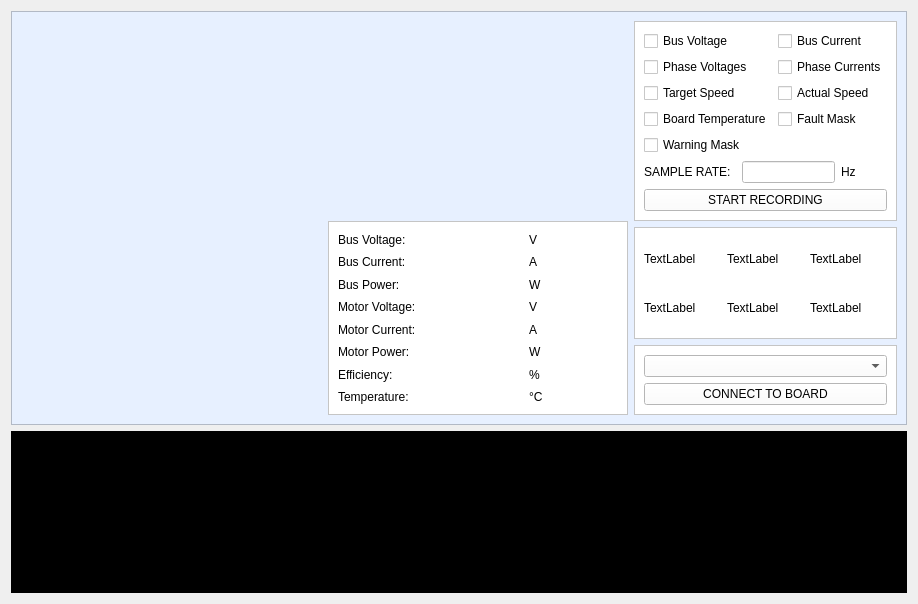
First picture: the form in ui/utility.ui, repository elysechess/pep-software-utility, before the edit.
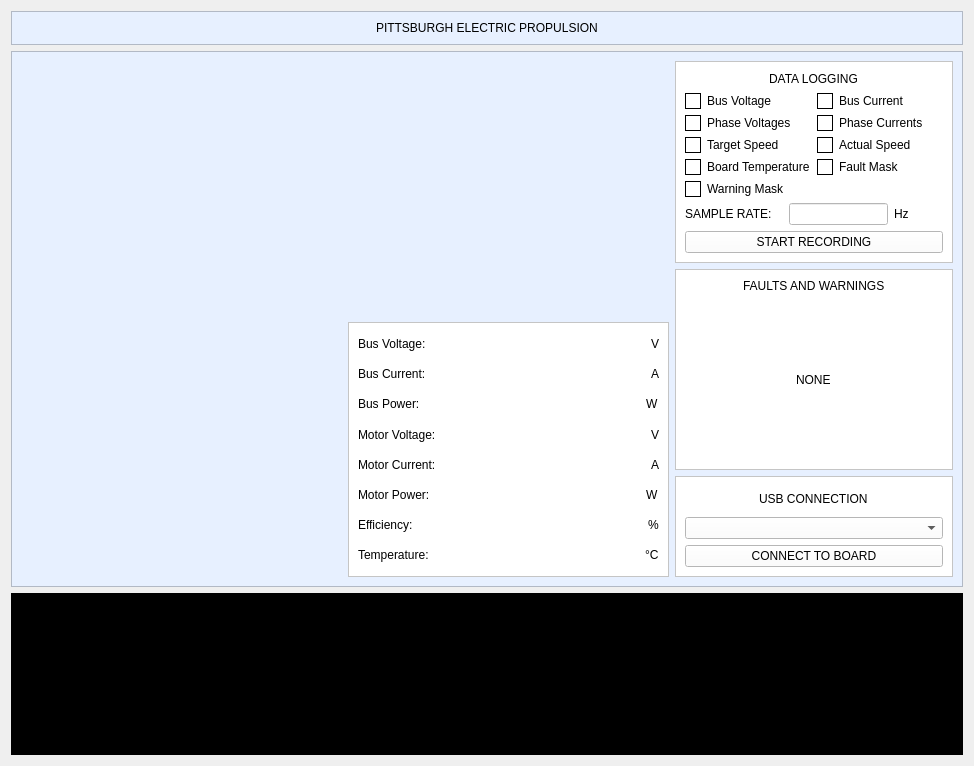
Second picture: the form after the edit. Custom widgets are drawn as their Qt base class.

What changed in the file:
```diff
--- a/ui/utility.ui
+++ b/ui/utility.ui
@@ -6,14 +6,40 @@
    <rect>
     <x>0</x>
     <y>0</y>
-    <width>918</width>
-    <height>604</height>
+    <width>974</width>
+    <height>766</height>
    </rect>
   </property>
   <property name="windowTitle">
    <string>Form</string>
   </property>
-  <layout class="QVBoxLayout" name="verticalLayout" stretch="8,2">
+  <layout class="QVBoxLayout" name="verticalLayout" stretch="0,8,2">
+   <item>
+    <widget class="QFrame" name="frame_5">
+     <property name="styleSheet">
+      <string notr="true">background-color: rgb(231, 240, 255);</string>
+     </property>
+     <property name="frameShape">
+      <enum>QFrame::Shape::StyledPanel</enum>
+     </property>
+     <property name="frameShadow">
+      <enum>QFrame::Shadow::Raised</enum>
+     </property>
+     <layout class="QVBoxLayout" name="verticalLayout_5">
+      <item alignment="Qt::AlignmentFlag::AlignHCenter">
+       <widget class="QLabel" name="label_15">
+        <property name="styleSheet">
+         <string notr="true">font: 700 18pt &quot;Segoe UI&quot;;
+</string>
+        </property>
+        <property name="text">
+         <string>PITTSBURGH ELECTRIC PROPULSION</string>
+        </property>
+       </widget>
+      </item>
+     </layout>
+    </widget>
+   </item>
    <item>
     <widget class="QFrame" name="mainWindowBackground">
      <property name="styleSheet">
@@ -49,21 +75,21 @@
            <enum>QFrame::Shadow::Raised</enum>
           </property>
           <layout class="QGridLayout" name="gridLayout_4">
-           <item row="4" column="1">
+           <item row="4" column="1" alignment="Qt::AlignmentFlag::AlignRight">
             <widget class="QLabel" name="motorCurrent">
              <property name="text">
               <string/>
              </property>
             </widget>
            </item>
-           <item row="5" column="2">
+           <item row="5" column="2" alignment="Qt::AlignmentFlag::AlignRight">
             <widget class="QLabel" name="label_25">
              <property name="text">
               <string>W</string>
              </property>
             </widget>
            </item>
-           <item row="1" column="1">
+           <item row="1" column="1" alignment="Qt::AlignmentFlag::AlignRight">
             <widget class="QLabel" name="busCurrent">
              <property name="text">
               <string/>
@@ -91,56 +117,56 @@
              </property>
             </widget>
            </item>
-           <item row="3" column="1">
+           <item row="3" column="1" alignment="Qt::AlignmentFlag::AlignRight">
             <widget class="QLabel" name="motorVoltage">
              <property name="text">
               <string/>
              </property>
             </widget>
            </item>
-           <item row="7" column="2">
+           <item row="7" column="2" alignment="Qt::AlignmentFlag::AlignRight">
             <widget class="QLabel" name="label_22">
              <property name="text">
               <string>°C</string>
              </property>
             </widget>
            </item>
-           <item row="1" column="2">
+           <item row="1" column="2" alignment="Qt::AlignmentFlag::AlignRight">
             <widget class="QLabel" name="label_19">
              <property name="text">
               <string>A</string>
              </property>
             </widget>
            </item>
-           <item row="0" column="1">
+           <item row="0" column="1" alignment="Qt::AlignmentFlag::AlignRight">
             <widget class="QLabel" name="busVoltage">
              <property name="text">
               <string/>
              </property>
             </widget>
            </item>
-           <item row="3" column="2">
+           <item row="3" column="2" alignment="Qt::AlignmentFlag::AlignRight">
             <widget class="QLabel" name="label_20">
              <property name="text">
               <string>V</string>
              </property>
             </widget>
            </item>
-           <item row="0" column="2">
+           <item row="0" column="2" alignment="Qt::AlignmentFlag::AlignRight">
             <widget class="QLabel" name="label_18">
              <property name="text">
               <string>V</string>
              </property>
             </widget>
            </item>
-           <item row="4" column="2">
+           <item row="4" column="2" alignment="Qt::AlignmentFlag::AlignRight">
             <widget class="QLabel" name="label_21">
              <property name="text">
               <string>A</string>
              </property>
             </widget>
            </item>
-           <item row="7" column="1">
+           <item row="7" column="1" alignment="Qt::AlignmentFlag::AlignRight">
             <widget class="QLabel" name="temperature">
              <property name="text">
               <string/>
@@ -161,7 +187,7 @@
              </property>
             </widget>
            </item>
-           <item row="5" column="1">
+           <item row="5" column="1" alignment="Qt::AlignmentFlag::AlignRight">
             <widget class="QLabel" name="motorPower">
              <property name="text">
               <string/>
@@ -182,14 +208,14 @@
              </property>
             </widget>
            </item>
-           <item row="2" column="1">
+           <item row="2" column="1" alignment="Qt::AlignmentFlag::AlignRight">
             <widget class="QLabel" name="busPower">
              <property name="text">
               <string/>
              </property>
             </widget>
            </item>
-           <item row="2" column="2">
+           <item row="2" column="2" alignment="Qt::AlignmentFlag::AlignRight">
             <widget class="QLabel" name="label_28">
              <property name="text">
               <string>W</string>
@@ -203,14 +229,14 @@
              </property>
             </widget>
            </item>
-           <item row="6" column="1">
+           <item row="6" column="1" alignment="Qt::AlignmentFlag::AlignRight">
             <widget class="QLabel" name="efficiency">
              <property name="text">
               <string/>
              </property>
             </widget>
            </item>
-           <item row="6" column="2">
+           <item row="6" column="2" alignment="Qt::AlignmentFlag::AlignRight">
             <widget class="QLabel" name="label_31">
              <property name="text">
               <string>%</string>
@@ -236,10 +262,33 @@
            <enum>QFrame::Shadow::Raised</enum>
           </property>
           <layout class="QVBoxLayout" name="verticalLayout_4">
+           <item alignment="Qt::AlignmentFlag::AlignHCenter">
+            <widget class="QLabel" name="label_11">
+             <property name="styleSheet">
+              <string notr="true">font: 700 9pt &quot;Segoe UI&quot;;
+</string>
+             </property>
+             <property name="text">
+              <string>DATA LOGGING</string>
+             </property>
+            </widget>
+           </item>
            <item>
             <layout class="QGridLayout" name="gridLayout_2">
              <item row="3" column="1">
               <widget class="QCheckBox" name="faultMaskCheck">
+               <property name="styleSheet">
+                <string notr="true">QCheckBox::indicator {
+    width: 14px;
+    height: 14px;
+    border: 1px solid black;
+    background: white;
+}
+
+QCheckBox::indicator:checked {
+    background-color: rgb(0, 120, 215);
+}</string>
+               </property>
                <property name="text">
                 <string>Fault Mask</string>
                </property>
@@ -247,6 +296,18 @@
              </item>
              <item row="2" column="1">
               <widget class="QCheckBox" name="actualSpeedCheck">
+               <property name="styleSheet">
+                <string notr="true">QCheckBox::indicator {
+    width: 14px;
+    height: 14px;
+    border: 1px solid black;
+    background: white;
+}
+
+QCheckBox::indicator:checked {
+    background-color: rgb(0, 120, 215);
+}</string>
+               </property>
                <property name="text">
                 <string>Actual Speed</string>
                </property>
@@ -257,6 +318,18 @@
                <property name="enabled">
                 <bool>true</bool>
                </property>
+               <property name="styleSheet">
+                <string notr="true">QCheckBox::indicator {
+    width: 14px;
+    height: 14px;
+    border: 1px solid black;
+    background: white;
+}
+
+QCheckBox::indicator:checked {
+    background-color: rgb(0, 120, 215);
+}</string>
+               </property>
                <property name="text">
                 <string>Phase Voltages</string>
                </property>
@@ -264,6 +337,18 @@
              </item>
              <item row="2" column="0">
               <widget class="QCheckBox" name="targetSpeedCheck">
+               <property name="styleSheet">
+                <string notr="true">QCheckBox::indicator {
+    width: 14px;
+    height: 14px;
+    border: 1px solid black;
+    background: white;
+}
+
+QCheckBox::indicator:checked {
+    background-color: rgb(0, 120, 215);
+}</string>
+               </property>
                <property name="text">
                 <string>Target Speed</string>
                </property>
@@ -271,6 +356,18 @@
              </item>
              <item row="3" column="0">
               <widget class="QCheckBox" name="boardTemperatureCheck">
+               <property name="styleSheet">
+                <string notr="true">QCheckBox::indicator {
+    width: 14px;
+    height: 14px;
+    border: 1px solid black;
+    background: white;
+}
+
+QCheckBox::indicator:checked {
+    background-color: rgb(0, 120, 215);
+}</string>
+               </property>
                <property name="text">
                 <string>Board Temperature</string>
                </property>
@@ -278,13 +375,54 @@
              </item>
              <item row="0" column="0">
               <widget class="QCheckBox" name="busVoltageCheck">
+               <property name="font">
+                <font>
+                 <kerning>true</kerning>
+                </font>
+               </property>
+               <property name="autoFillBackground">
+                <bool>false</bool>
+               </property>
+               <property name="styleSheet">
+                <string notr="true">QCheckBox::indicator {
+    width: 14px;
+    height: 14px;
+    border: 1px solid black;
+    background: white;
+}
+
+QCheckBox::indicator:checked {
+    background-color: rgb(0, 120, 215);
+}</string>
+               </property>
                <property name="text">
                 <string>Bus Voltage</string>
                </property>
+               <property name="checkable">
+                <bool>true</bool>
+               </property>
+               <property name="checked">
+                <bool>false</bool>
+               </property>
+               <property name="tristate">
+                <bool>false</bool>
+               </property>
               </widget>
              </item>
              <item row="1" column="1">
               <widget class="QCheckBox" name="phaseCurrentsCheck">
+               <property name="styleSheet">
+                <string notr="true">QCheckBox::indicator {
+    width: 14px;
+    height: 14px;
+    border: 1px solid black;
+    background: white;
+}
+
+QCheckBox::indicator:checked {
+    background-color: rgb(0, 120, 215);
+}</string>
+               </property>
                <property name="text">
                 <string>Phase Currents</string>
                </property>
@@ -292,6 +430,18 @@
              </item>
              <item row="0" column="1">
               <widget class="QCheckBox" name="busCurrentCheck">
+               <property name="styleSheet">
+                <string notr="true">QCheckBox::indicator {
+    width: 14px;
+    height: 14px;
+    border: 1px solid black;
+    background: white;
+}
+
+QCheckBox::indicator:checked {
+    background-color: rgb(0, 120, 215);
+}</string>
+               </property>
                <property name="text">
                 <string>Bus Current</string>
                </property>
@@ -299,6 +449,18 @@
              </item>
              <item row="4" column="0">
               <widget class="QCheckBox" name="warningMaskCheck">
+               <property name="styleSheet">
+                <string notr="true">QCheckBox::indicator {
+    width: 14px;
+    height: 14px;
+    border: 1px solid black;
+    background: white;
+}
+
+QCheckBox::indicator:checked {
+    background-color: rgb(0, 120, 215);
+}</string>
+               </property>
                <property name="text">
                 <string>Warning Mask</string>
                </property>
@@ -348,48 +510,110 @@
           <property name="frameShadow">
            <enum>QFrame::Shadow::Raised</enum>
           </property>
-          <layout class="QGridLayout" name="gridLayout_3">
-           <item row="1" column="0">
-            <widget class="QLabel" name="label_2">
-             <property name="text">
-              <string>TextLabel</string>
+          <layout class="QVBoxLayout" name="verticalLayout_7">
+           <item alignment="Qt::AlignmentFlag::AlignHCenter">
+            <widget class="QLabel" name="label_17">
+             <property name="styleSheet">
+              <string notr="true">font: 700 9pt &quot;Segoe UI&quot;;
+</string>
              </property>
-            </widget>
-           </item>
-           <item row="0" column="1">
-            <widget class="QLabel" name="label_3">
              <property name="text">
-              <string>TextLabel</string>
+              <string>FAULTS AND WARNINGS</string>
              </property>
             </widget>
            </item>
-           <item row="0" column="0">
-            <widget class="QLabel" name="label">
-             <property name="text">
-              <string>TextLabel</string>
+           <item>
+            <spacer name="verticalSpacer">
+             <property name="orientation">
+              <enum>Qt::Orientation::Vertical</enum>
              </property>
-            </widget>
-           </item>
-           <item row="0" column="2">
-            <widget class="QLabel" name="label_4">
-             <property name="text">
-              <string>TextLabel</string>
+             <property name="sizeHint" stdset="0">
+              <size>
+               <width>20</width>
+               <height>40</height>
+              </size>
              </property>
-            </widget>
+            </spacer>
            </item>
-           <item row="1" column="1">
-            <widget class="QLabel" name="label_5">
-             <property name="text">
-              <string>TextLabel</string>
-             </property>
-            </widget>
+           <item>
+            <layout class="QGridLayout" name="gridLayout_3">
+             <item row="0" column="2" alignment="Qt::AlignmentFlag::AlignHCenter">
+              <widget class="QLabel" name="FW3">
+               <property name="text">
+                <string/>
+               </property>
+              </widget>
+             </item>
+             <item row="0" column="1" alignment="Qt::AlignmentFlag::AlignHCenter">
+              <widget class="QLabel" name="FW2">
+               <property name="text">
+                <string/>
+               </property>
+              </widget>
+             </item>
+             <item row="0" column="0" alignment="Qt::AlignmentFlag::AlignHCenter">
+              <widget class="QLabel" name="FW1">
+               <property name="text">
+                <string/>
+               </property>
+              </widget>
+             </item>
+             <item row="1" column="1" alignment="Qt::AlignmentFlag::AlignHCenter">
+              <widget class="QLabel" name="FW5">
+               <property name="text">
+                <string>NONE</string>
+               </property>
+              </widget>
+             </item>
+             <item row="1" column="0" alignment="Qt::AlignmentFlag::AlignHCenter">
+              <widget class="QLabel" name="FW4">
+               <property name="text">
+                <string/>
+               </property>
+              </widget>
+             </item>
+             <item row="1" column="2" alignment="Qt::AlignmentFlag::AlignHCenter">
+              <widget class="QLabel" name="FW6">
+               <property name="text">
+                <string/>
+               </property>
+              </widget>
+             </item>
+             <item row="2" column="0" alignment="Qt::AlignmentFlag::AlignHCenter">
+              <widget class="QLabel" name="FW7">
+               <property name="text">
+                <string/>
+               </property>
+              </widget>
+             </item>
+             <item row="2" column="1" alignment="Qt::AlignmentFlag::AlignHCenter">
+              <widget class="QLabel" name="FW8">
+               <property name="text">
+                <string/>
+               </property>
+              </widget>
+             </item>
+             <item row="2" column="2" alignment="Qt::AlignmentFlag::AlignHCenter">
+              <widget class="QLabel" name="FW9">
+               <property name="text">
+                <string/>
+               </property>
+              </widget>
+             </item>
+            </layout>
            </item>
-           <item row="1" column="2">
-            <widget class="QLabel" name="label_6">
-             <property name="text">
-              <string>TextLabel</string>
+           <item>
+            <spacer name="verticalSpacer_2">
+             <property name="orientation">
+              <enum>Qt::Orientation::Vertical</enum>
              </property>
-            </widget>
+             <property name="sizeHint" stdset="0">
+              <size>
+               <width>20</width>
+               <height>40</height>
+              </size>
+             </property>
+            </spacer>
            </item>
           </layout>
          </widget>
@@ -406,6 +630,17 @@
            <enum>QFrame::Shadow::Raised</enum>
           </property>
           <layout class="QVBoxLayout" name="verticalLayout_6">
+           <item alignment="Qt::AlignmentFlag::AlignHCenter">
+            <widget class="QLabel" name="label_13">
+             <property name="styleSheet">
+              <string notr="true">font: 700 9pt &quot;Segoe UI&quot;;
+</string>
+             </property>
+             <property name="text">
+              <string>USB CONNECTION</string>
+             </property>
+            </widget>
+           </item>
            <item>
             <widget class="QComboBox" name="COMselect"/>
            </item>
```
